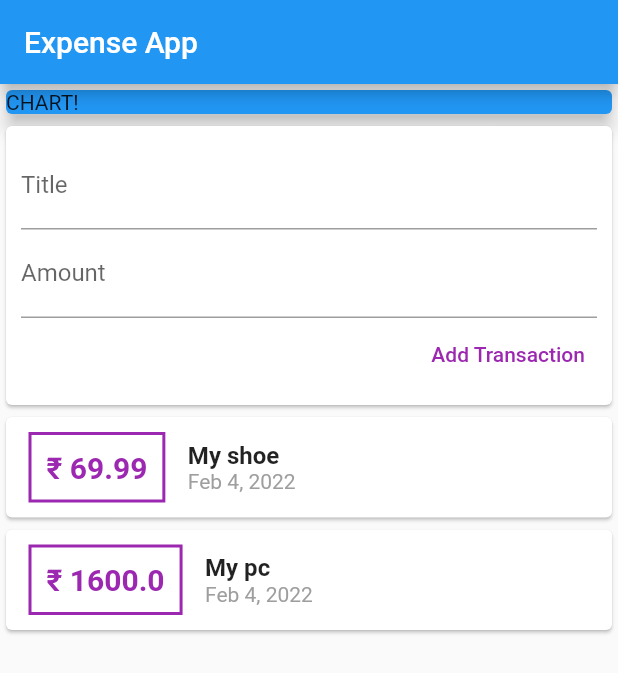
After one commit to Debadrita438/flutter-expense-app, a Flutter app: the screen it shows after launch, on a phone screen of 412 x 824 dp. The commit adds this screen. Shown: the top 673 px of the screen. Run offline on Flutter 3.47's test engine with Material 2 defaults, Android fonts, the phone set to English and light mode, and no system bars.

Commit message:
Adding scrollview and seperating code into multiple widgets

```diff
--- /dev/null
+++ b/lib/widgets/new_transaction.dart
@@ -0,0 +1,37 @@
+import 'package:flutter/material.dart';
+
+class NewTransaction extends StatelessWidget {
+  final titleController = TextEditingController();
+  final amountController = TextEditingController();
+  final Function addNewTransaction;
+
+  NewTransaction({Key? key, required this.addNewTransaction}) : super(key: key);
+
+  @override
+  Widget build(BuildContext context) {
+    return Card(
+      child: Container(
+        padding: EdgeInsets.all(10),
+        child: Column(
+          crossAxisAlignment: CrossAxisAlignment.end,
+          children: [
+            TextField(
+              decoration: InputDecoration(labelText: 'Title'),
+              controller: titleController,
+            ),
+            TextField(
+              decoration: InputDecoration(labelText: 'Amount'),
+              controller: amountController,
+            ),
+            TextButton(
+              child: Text('Add Transaction'),
+              onPressed: () => addNewTransaction(
+                  titleController.text, double.parse(amountController.text)),
+              style: TextButton.styleFrom(primary: Colors.purple),
+            )
+          ],
+        ),
+      ),
+    );
+  }
+}
--- /dev/null
+++ b/lib/widgets/transaction_list.dart
@@ -0,0 +1,64 @@
+import 'package:flutter/material.dart';
+import 'package:intl/intl.dart';
+
+import '../models/transaction.dart';
+
+@immutable
+class TransactionList extends StatelessWidget {
+  final List<Transaction> userTransactions;
+
+  const TransactionList({Key? key, required this.userTransactions})
+      : super(key: key);
+
+  @override
+  Widget build(BuildContext context) {
+    return Container(
+      height: 500,
+      child: ListView(
+          children: userTransactions.map((transaction) {
+        return Card(
+          child: Row(
+            children: [
+              Container(
+                margin: EdgeInsets.symmetric(
+                  vertical: 10,
+                  horizontal: 15,
+                ),
+                decoration: BoxDecoration(
+                    border: Border.all(
+                  color: Colors.purple,
+                  width: 2,
+                )),
+                padding: EdgeInsets.all(10),
+                child: Text(
+                  '₹ ${transaction.amount}',
+                  style: TextStyle(
+                    fontWeight: FontWeight.bold,
+                    fontSize: 20,
+                    color: Colors.purple,
+                  ),
+                ),
+              ),
+              Column(
+                children: [
+                  Text(
+                    transaction.title,
+                    style: TextStyle(
+                      fontWeight: FontWeight.bold,
+                      fontSize: 16,
+                    ),
+                  ),
+                  Text(
+                    DateFormat.yMMMd().format(transaction.date),
+                    style: TextStyle(color: Colors.grey),
+                  ),
+                ],
+                crossAxisAlignment: CrossAxisAlignment.start,
+              )
+            ],
+          ),
+        );
+      }).toList()),
+    );
+  }
+}
--- /dev/null
+++ b/lib/widgets/user_transactions.dart
@@ -0,0 +1,54 @@
+import 'package:flutter/material.dart';
+
+import './new_transaction.dart';
+import './transaction_list.dart';
+import '../models/transaction.dart';
+
+class UserTransactions extends StatefulWidget {
+  const UserTransactions({Key? key}) : super(key: key);
+
+  @override
+  _UserTransactionsState createState() => _UserTransactionsState();
+}
+
+class _UserTransactionsState extends State<UserTransactions> {
+  final List<Transaction> _userTransactions = [
+    Transaction(
+      id: 't1',
+      title: 'My shoe',
+      amount: 69.99,
+      date: DateTime.now(),
+    ),
+    Transaction(
+      id: 't2',
+      title: 'My pc',
+      amount: 1600.00,
+      date: DateTime.now(),
+    ),
+  ];
+
+  void _addNewTransaction(String txTitle, double txAmount) {
+    final newTx = Transaction(
+      id: DateTime.now().toString(),
+      title: txTitle,
+      amount: txAmount,
+      date: DateTime.now(),
+    );
+
+    setState(() {
+      _userTransactions.add(newTx);
+    });
+  }
+
+  @override
+  Widget build(BuildContext context) {
+    return Column(
+      children: [
+        NewTransaction(addNewTransaction: _addNewTransaction),
+        TransactionList(
+          userTransactions: _userTransactions,
+        ),
+      ],
+    );
+  }
+}
```
Also changed, not shown: lib/main.dart (+5 -88 lines), lib/models/transaction.dart (renamed from lib/transaction.dart).
